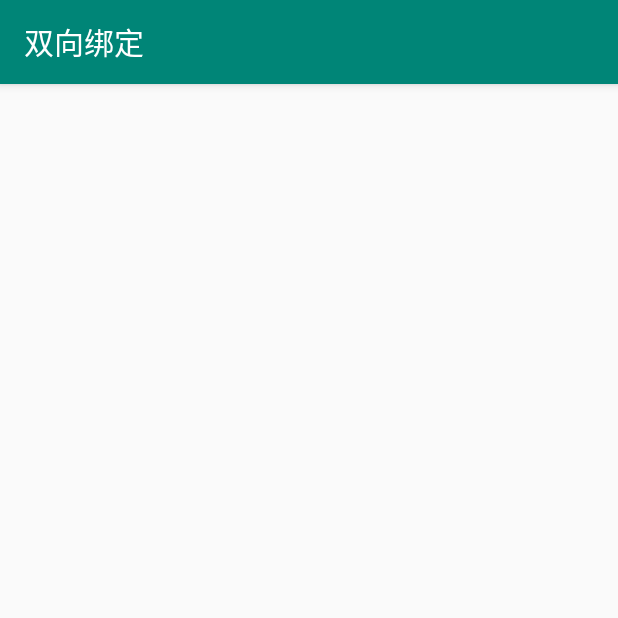
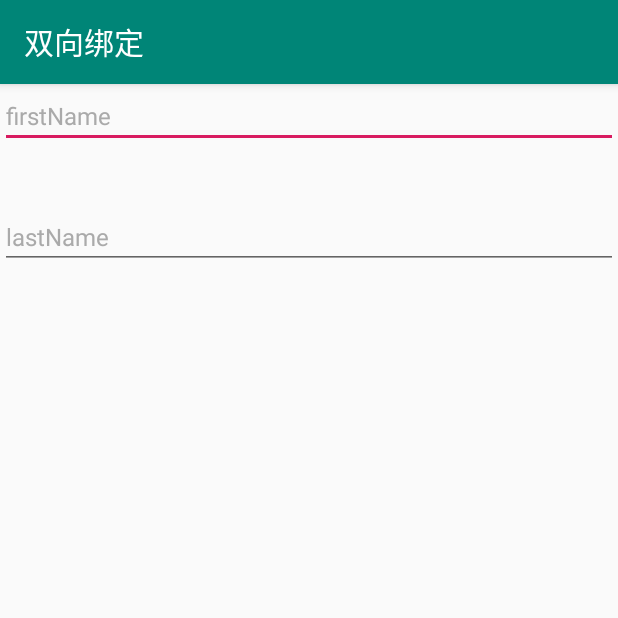
Before and after one commit to itrenjunhua/AndroidDataBinding, an Android app: the DataTwoWayActivity screen opened directly, with no data from a screen before it, on a phone screen of 412 x 824 dp, the top half of it. Run offline under Robolectric (Android 15) with nearby library versions, the phone set to English and light mode, and no system bars; our stand-ins replace data binding.

Commit message:
数据双向绑定示例完成；同时添加EditText双向绑定时如果手动操作了 "android:text" 属性时可能出现死循环做说明

```diff
--- a/app/src/main/java/com/ren/databinding/activity/MainActivity.java
+++ b/app/src/main/java/com/ren/databinding/activity/MainActivity.java
@@ -73,7 +73,7 @@ public class MainActivity extends AppCompatActivity {
 
         // 修改 Component，修改的是所有的在 xml 用 DataBinding 形式绑定的属性并且在 Component 中的 XxxAdapter 中处理的属性
         public void changeComponent(View view) {
-            DataBindingUtil.setDefaultComponent(MyApplication.isTestComponent ? new TestBindingComponent() : new ReleaseBindingComponent());
+            DataBindingUtil.setDefaultComponent(MyApplication.isTestComponent ? new ReleaseBindingComponent() : new TestBindingComponent());
             MyApplication.isTestComponent = !MyApplication.isTestComponent;
             recreate();
         }
--- a/app/src/main/java/com/ren/databinding/activity/data/DataTwoWayActivity.java
+++ b/app/src/main/java/com/ren/databinding/activity/data/DataTwoWayActivity.java
@@ -6,7 +6,9 @@ import android.support.annotation.Nullable;
 import android.support.v7.app.AppCompatActivity;
 
 import com.ren.databinding.R;
+import com.ren.databinding.component.MyBindingAdapter;
 import com.ren.databinding.databinding.ActivityDataTwoWayBinding;
+import com.ren.databinding.entity.TwoWayBean;
 
 /**
  * ======================================================================
@@ -16,7 +18,8 @@ import com.ren.databinding.databinding.ActivityDataTwoWayBinding;
  * <p>
  * 创建时间：2018-10-31   10:03
  * <p>
- * 描述：
+ * 描述：双向绑定注意，如果 {@link MyBindingAdapter} 中不注释掉 {@code setText(TextView view,String value)} 方法，就需要对view 如果是EditText时做特殊处理，
+ * 增加文字改变监听，防止出现死循环
  * <p>
  * 修订历史：
  * <p>
@@ -28,6 +31,8 @@ public class DataTwoWayActivity extends AppCompatActivity {
     @Override
     protected void onCreate(@Nullable Bundle savedInstanceState) {
         super.onCreate(savedInstanceState);
-        binding = DataBindingUtil.setContentView(this,R.layout.activity_data_two_way);
+        binding = DataBindingUtil.setContentView(this, R.layout.activity_data_two_way);
+
+        binding.setTwoWayBean(new TwoWayBean());
     }
 }
--- a/app/src/main/java/com/ren/databinding/component/MyBindingAdapter.java
+++ b/app/src/main/java/com/ren/databinding/component/MyBindingAdapter.java
@@ -18,8 +18,10 @@ import android.widget.TextView;
  * ======================================================================
  */
 public abstract class MyBindingAdapter {
-    @BindingAdapter("android:text")
-    public abstract void setText(TextView view,String value);
+    // 注释掉该方法，如果不注释掉，在双向绑定时就需要对 view 如果是EditText时做特殊处理，
+    // 增加文字改变监听，防止出现死循环。主要针对的是 "android:text" 属性
+//    @BindingAdapter("android:text")
+//    public abstract void setText(TextView view,String value);
 
     @BindingAdapter("android:textColor")
     public abstract void setTextColor(TextView view, int color);
--- a/app/src/main/java/com/ren/databinding/component/ReleaseBindingAdapter.java
+++ b/app/src/main/java/com/ren/databinding/component/ReleaseBindingAdapter.java
@@ -19,10 +19,10 @@ import com.ren.databinding.R;
  * ======================================================================
  */
 public class ReleaseBindingAdapter extends MyBindingAdapter {
-    @Override
-    public void setText(TextView view, String value) {
-        view.setText(value);
-    }
+//    @Override
+//    public void setText(TextView view, String value) {
+//        view.setText(value);
+//    }
 
     @Override
     public void setTextColor(TextView view, int color) {
--- a/app/src/main/java/com/ren/databinding/component/TestBindingAdapter.java
+++ b/app/src/main/java/com/ren/databinding/component/TestBindingAdapter.java
@@ -19,10 +19,10 @@ import com.ren.databinding.R;
  * ======================================================================
  */
 public class TestBindingAdapter extends MyBindingAdapter {
-    @Override
-    public void setText(TextView view, String value) {
-        view.setText(value + " test");
-    }
+//    @Override
+//    public void setText(TextView view, String value) {
+//        view.setText(value + " test");
+//    }
 
     @Override
     public void setTextColor(TextView view, int color) {
--- /dev/null
+++ b/app/src/main/java/com/ren/databinding/entity/TwoWayBean.java
@@ -0,0 +1,45 @@
+package com.ren.databinding.entity;
+
+import android.databinding.BaseObservable;
+import android.databinding.Bindable;
+
+import com.ren.databinding.BR;
+
+/**
+ * ======================================================================
+ * <p>
+ * 作者：Renj
+ * 邮箱：renjunhua@anlovek.com
+ * <p>
+ * 创建时间：2018-10-31   14:24
+ * <p>
+ * 描述：双向绑定使用的Bean
+ * <p>
+ * 修订历史：
+ * <p>
+ * ======================================================================
+ */
+public class TwoWayBean extends BaseObservable {
+    private String fastName;
+    private String lastName;
+
+    @Bindable
+    public String getFastName() {
+        return fastName;
+    }
+
+    public void setFastName(String fastName) {
+        this.fastName = fastName;
+        notifyPropertyChanged(BR.fastName);
+    }
+
+    @Bindable
+    public String getLastName() {
+        return lastName;
+    }
+
+    public void setLastName(String lastName) {
+        this.lastName = lastName;
+        notifyPropertyChanged(BR.lastName);
+    }
+}
--- a/app/src/main/res/layout/activity_data_two_way.xml
+++ b/app/src/main/res/layout/activity_data_two_way.xml
@@ -3,6 +3,9 @@
 
     <data>
 
+        <variable
+            name="twoWayBean"
+            type="com.ren.databinding.entity.TwoWayBean" />
     </data>
 
     <LinearLayout
@@ -10,6 +13,41 @@
         android:layout_height="match_parent"
         android:orientation="vertical">
 
+        <EditText
+            android:layout_width="match_parent"
+            android:layout_height="wrap_content"
+            android:hint="firstName"
+            android:text="@={twoWayBean.fastName}"
+            android:textColor="@color/color_main_text"
+            android:textColorHint="@color/color_main_hint"
+            android:textSize="@dimen/default_text_size" />
+
+        <TextView
+            android:layout_width="match_parent"
+            android:layout_height="wrap_content"
+            android:layout_marginTop="@dimen/default_line_space"
+            android:text="@{twoWayBean.fastName}"
+            android:textColor="@color/color_main_text"
+            android:textSize="@dimen/default_text_size" />
+
+        <EditText
+            android:layout_width="match_parent"
+            android:layout_height="wrap_content"
+            android:layout_marginTop="@dimen/default_line_space"
+            android:hint="lastName"
+            android:text="@={twoWayBean.lastName}"
+            android:textColor="@color/color_main_text"
+            android:textColorHint="@color/color_main_hint"
+            android:textSize="@dimen/default_text_size" />
+
+        <TextView
+            android:layout_width="match_parent"
+            android:layout_height="wrap_content"
+            android:layout_marginTop="@dimen/default_line_space"
+            android:text="@{twoWayBean.lastName}"
+            android:textColor="@color/color_main_text"
+            android:textSize="@dimen/default_text_size" />
+
     </LinearLayout>
 
 </layout>
```
